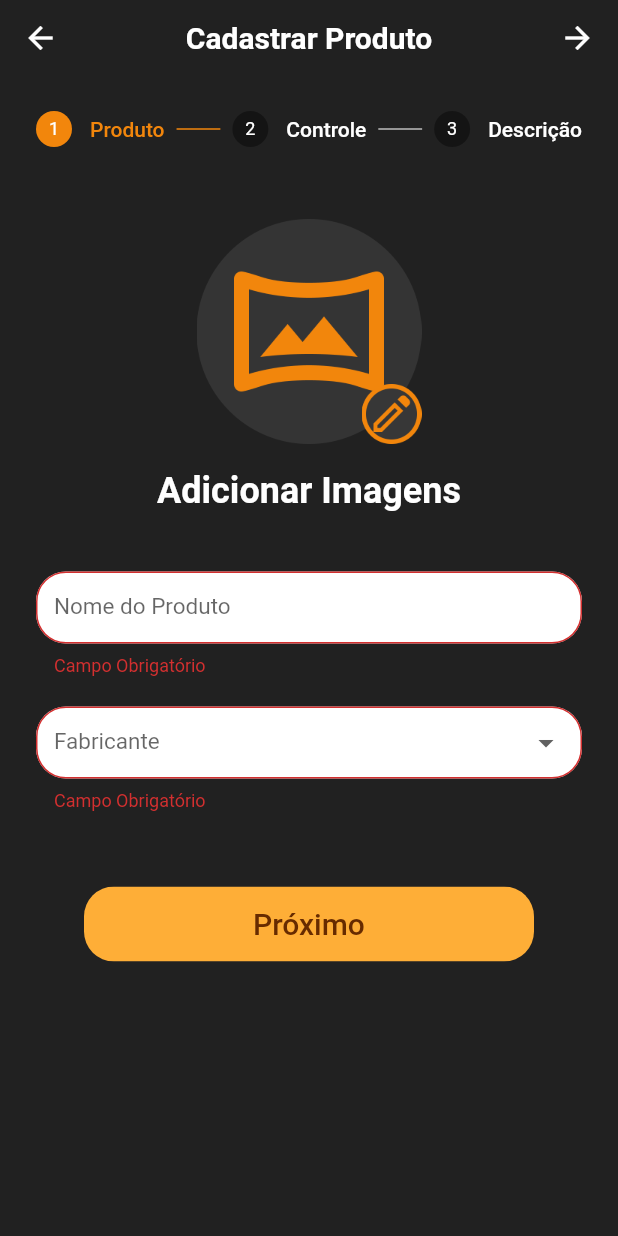
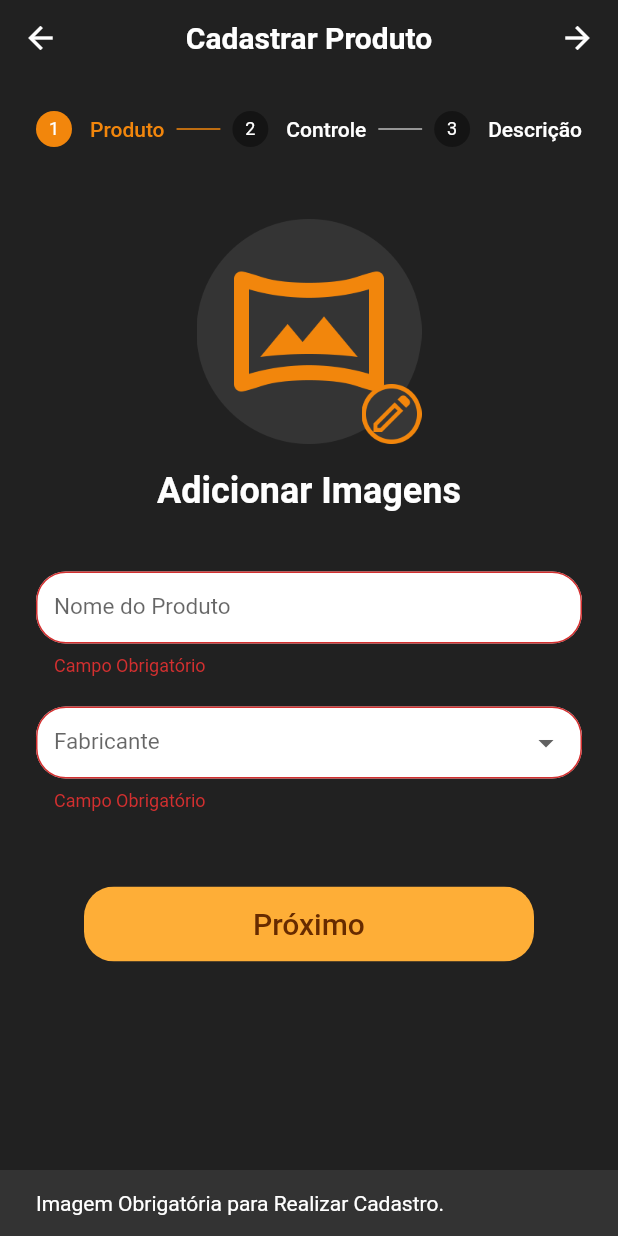
Before and after one commit to WellysonP/PerfumariaPontes, a Flutter app: the ProductregistrationPage screen opened by its route, after a tap on "Próximo", on a phone screen of 412 x 824 dp. Run offline on Flutter 3.47's test engine with Material 2 defaults, Android fonts, the phone set to English and light mode, and no system bars; our stand-ins replace firebase_auth, firebase_core, firebase_database, firebase_storage, image_picker; accounts and stored records are empty; network calls fail.

Commit message:
ajustado bug de seleção de imagem no preenchimento de perfil, e adicionado validator via snackbar para a seleção das imagens

```diff
--- a/lib/provider/product_provider.dart
+++ b/lib/provider/product_provider.dart
@@ -54,7 +54,7 @@ class ProductProvider with ChangeNotifier {
       GlobalKey<FormState> formKey, BuildContext context) async {
     final isValidate = formKey.currentState?.validate() ?? false;
 
-    if (!isValidate) {
+    if (!isValidate || image == null) {
       return;
     } else {
       formKey.currentState?.save();
--- a/lib/screens/product_registration_page.dart
+++ b/lib/screens/product_registration_page.dart
@@ -10,10 +10,19 @@ class ProductregistrationPage extends StatelessWidget {
 
   @override
   Widget build(BuildContext context) {
+    final msg = ScaffoldMessenger.of(context);
     final product = Provider.of<ProductProvider>(context);
     final company = Provider.of<CompanyProvider>(context);
 
     void _submitForm() {
+      if (product.image == null) {
+        msg.hideCurrentSnackBar();
+        msg.showSnackBar(
+          const SnackBar(
+            content: Text("Imagem Obrigatória para Realizar Cadastro."),
+          ),
+        );
+      }
       if (product.currentStep == 0) {
         product.submitForm(product.formKeyStep1, context);
       } else if (product.currentStep == 1) {
```
Also changed, not shown: lib/components/login_form.dart (+9 -0 lines), lib/provider/login_provider.dart (+3 -5 lines).
